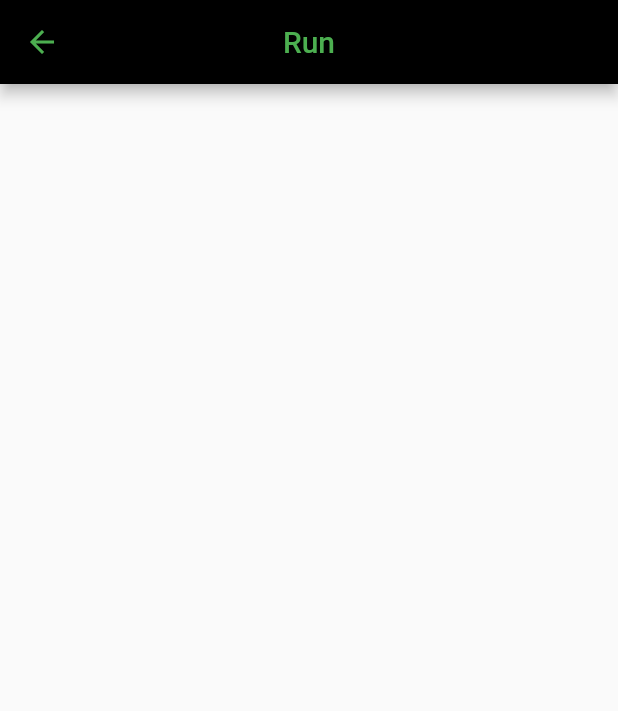
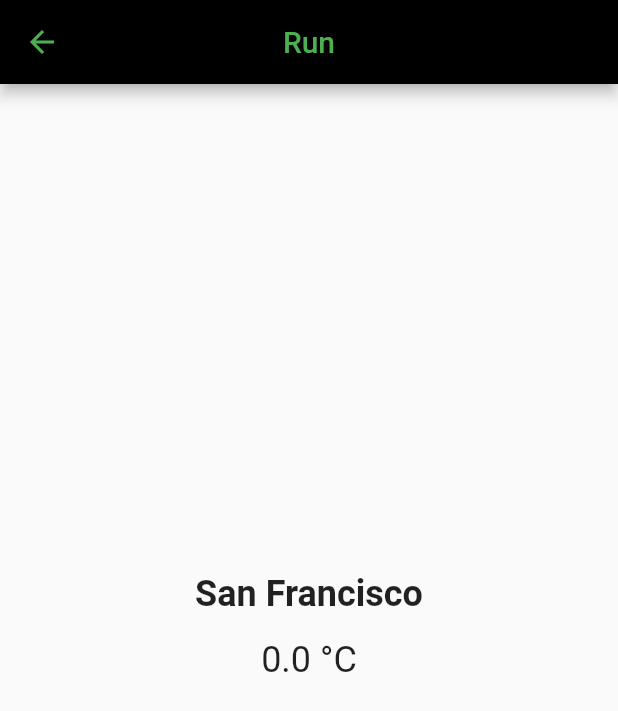
Before and after one commit to Alex-RV/pacepals, a Flutter app: the RunScreen screen opened directly, on a phone screen of 412 x 824 dp. Shown: the top 711 px of the screen. Run offline on Flutter 3.47's test engine with Material 2 defaults, Android fonts, the phone set to English and light mode, and no system bars; our stand-ins replace carousel_slider, google_nav_bar, location, qr_flutter; missing offline and left inert: dart:ffi, flutter_session_manager; network calls fail.

Commit message:
weather api

```diff
--- a/lib/Screens/RunScreen.dart
+++ b/lib/Screens/RunScreen.dart
@@ -1,4 +1,6 @@
+import 'dart:convert';
 import 'package:flutter/material.dart';
+import 'package:http/http.dart' as http;
 
 class RunScreen extends StatefulWidget {
   const RunScreen({Key? key}) : super(key: key);
@@ -8,6 +10,35 @@ class RunScreen extends StatefulWidget {
 }
 
 class _RunScreenState extends State<RunScreen> {
+  Future<void> _fetchWeatherData() async {
+    const apiKey = '7a2d04b3c0843f83400ff4c0027602ae';
+    final apiUrl = Uri.parse(
+        'https://api.openweathermap.org/data/2.5/weather?q=$_cityName&appid=$apiKey&units=metric');
+    final response = await http.get(apiUrl);
+
+    if (response.statusCode == 200) {
+      final data = json.decode(response.body);
+      final weatherData = data['weather'][0];
+      final mainData = data['main'];
+      setState(() {
+        _weatherDescription = weatherData['description'];
+        _temperature = mainData['temp'];
+      });
+    } else {
+      print('Failed to fetch weather data');
+    }
+  }
+
+  final String _cityName = 'San Francisco';
+  String _weatherDescription = '';
+  double _temperature = 0.0;
+
+  @override
+  void initState() {
+    super.initState();
+    _fetchWeatherData();
+  }
+
   @override
   Widget build(BuildContext context) {
     return Scaffold(
@@ -17,6 +48,27 @@ class _RunScreenState extends State<RunScreen> {
         centerTitle: true,
         title: const Text("Run"),
       ),
+      body: Center(
+        child: Column(
+          mainAxisAlignment: MainAxisAlignment.center,
+          children: [
+            Text(
+              '$_cityName',
+              style: TextStyle(fontSize: 24, fontWeight: FontWeight.bold),
+            ),
+            SizedBox(height: 16),
+            Text(
+              '$_temperature °C',
+              style: TextStyle(fontSize: 24),
+            ),
+            SizedBox(height: 16),
+            Text(
+              '$_weatherDescription',
+              style: TextStyle(fontSize: 24),
+            ),
+          ],
+        ),
+      ),
     );
   }
 }
--- a/lib/Screens/SettingScreen.dart
+++ b/lib/Screens/SettingScreen.dart
@@ -52,7 +52,7 @@ class _SettingScreenState extends State<SettingScreen> {
                   crossAxisAlignment: CrossAxisAlignment.center,
                   mainAxisAlignment: MainAxisAlignment.center,
                   children: <Widget>[
-                    const Text("Name"),
+                    const Text("Name: "),
                     //User name
                     FutureBuilder<String>(
                       future: getFullname(),
@@ -81,7 +81,7 @@ class _SettingScreenState extends State<SettingScreen> {
                     crossAxisAlignment: CrossAxisAlignment.center,
                     mainAxisAlignment: MainAxisAlignment.center,
                     children: <Widget>[
-                      const Text("Email"),
+                      const Text("Email: "),
                       //User email
                       FutureBuilder<String>(
                         future: getEmail(),
```
